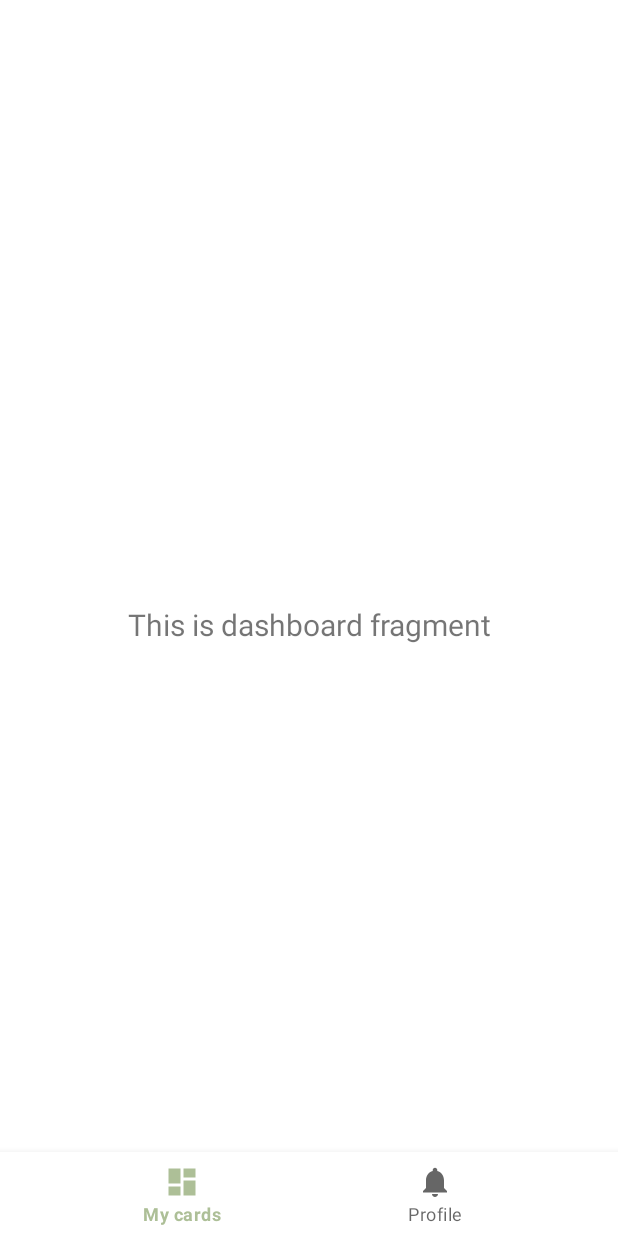
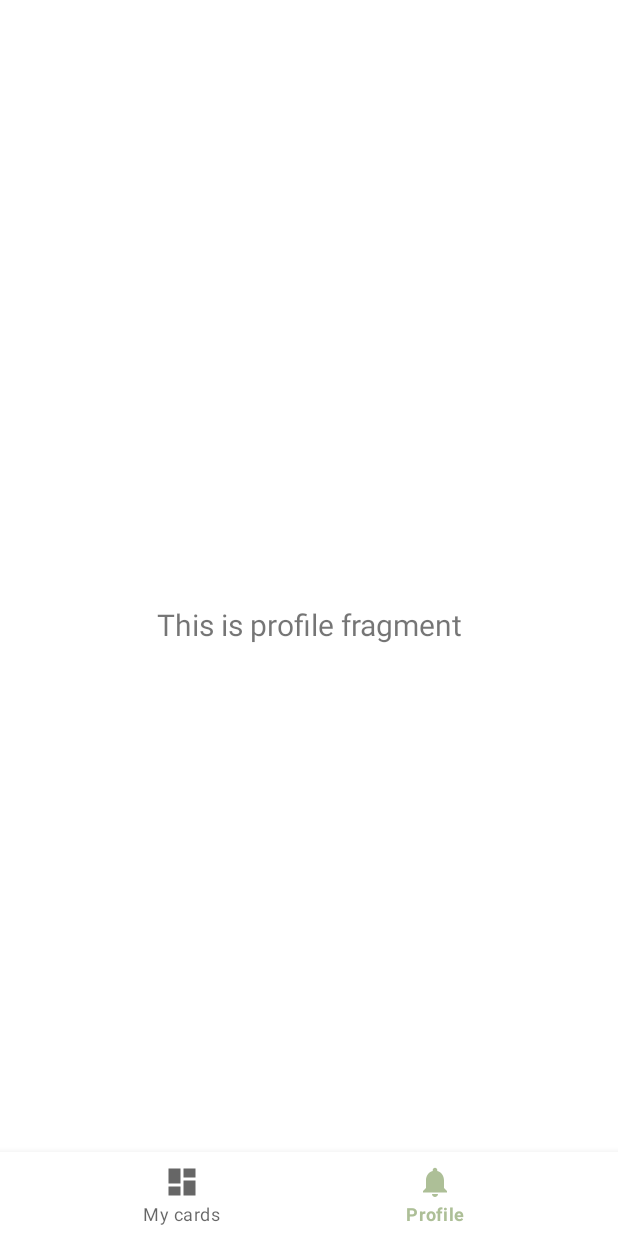
Before and after one commit to Mahkalix/Pokedex, an Android app: the screen it shows after launch (MainActivity), after a tap on "TAPE ICI POUR COMMENCER", on a phone screen of 412 x 824 dp. Run offline under Robolectric (Android 15) with nearby library versions, the phone set to English and light mode, and no system bars; our stand-ins replace navigation-ui.

Commit message:
navigation fonctionnelle

```diff
--- a/app/src/main/java/com/example/collectioncard/MainActivity.java
+++ b/app/src/main/java/com/example/collectioncard/MainActivity.java
@@ -1,50 +1,54 @@
 package com.example.collectioncard;
 
 import android.os.Bundle;
-import android.util.Log;
 import android.view.View;
 import android.view.ViewGroup;
 import androidx.appcompat.app.AppCompatActivity;
 import androidx.navigation.NavController;
 import androidx.navigation.Navigation;
+import androidx.navigation.ui.AppBarConfiguration;
+import androidx.navigation.ui.NavigationUI;
+
 import com.example.collectioncard.databinding.ActivityMainBinding;
 import com.google.android.material.bottomnavigation.BottomNavigationView;
 
 public class MainActivity extends AppCompatActivity {
 
-    private ActivityMainBinding binding;
-
     @Override
     protected void onCreate(Bundle savedInstanceState) {
         super.onCreate(savedInstanceState);
 
-        binding = ActivityMainBinding.inflate(getLayoutInflater());
+        // Utilisation de View Binding
+        ActivityMainBinding binding = ActivityMainBinding.inflate(getLayoutInflater());
         setContentView(binding.getRoot());
 
-
-
-        // Set the root view to match the parent
+        // Configurer les paramètres de mise en page pour correspondre au parent
         ViewGroup.LayoutParams params = binding.getRoot().getLayoutParams();
         params.height = ViewGroup.LayoutParams.MATCH_PARENT;
         params.width = ViewGroup.LayoutParams.MATCH_PARENT;
         binding.getRoot().setLayoutParams(params);
 
-        BottomNavigationView navView = findViewById(R.id.nav_view);
+        // Configurer le BottomNavigationView
+        BottomNavigationView navView = binding.navView;
 
+        // Définir les destinations de niveau supérieur (si nécessaire pour AppBarConfiguration)
+        AppBarConfiguration appBarConfiguration = new AppBarConfiguration.Builder(
+                R.id.navigation_home, R.id.navigation_dashboard, R.id.navigation_profile)
+                .build();
+
+        // Récupérer le NavController
         NavController navController = Navigation.findNavController(this, R.id.nav_host_fragment_activity_main);
+
+        // Lier le BottomNavigationView au NavController
+        NavigationUI.setupWithNavController(navView, navController);
+
+        // Cacher ou afficher la barre de navigation pour certaines destinations
         navController.addOnDestinationChangedListener((controller, destination, arguments) -> {
             if (destination.getId() == R.id.navigation_home) {
-                navView.setVisibility(View.GONE); // Hide the bottom navigation bar for HomeFragment
+                navView.setVisibility(View.GONE); // Cacher le BottomNavigationView pour HomeFragment
             } else {
-                navView.setVisibility(View.VISIBLE); // Show the bottom navigation bar for other fragments
+                navView.setVisibility(View.VISIBLE); // Montrer pour les autres fragments
             }
         });
-
-
-    }
-
-    public void showBottomNavigationView() {
-        BottomNavigationView navView = findViewById(R.id.nav_view);
-        navView.setVisibility(View.VISIBLE); // Show the bottom navigation bar
     }
 }
--- a/app/src/main/java/com/example/collectioncard/ui/home/HomeFragment.java
+++ b/app/src/main/java/com/example/collectioncard/ui/home/HomeFragment.java
@@ -32,8 +32,6 @@ public class HomeFragment extends Fragment {
         View root = binding.getRoot();
 
 
-
-
         // Set the root view to match the parent
         ViewGroup.LayoutParams params = root.getLayoutParams();
         params.height = ViewGroup.LayoutParams.MATCH_PARENT;
@@ -51,8 +49,10 @@ public class HomeFragment extends Fragment {
         Animation blinkAnimation = AnimationUtils.loadAnimation(getContext(), R.anim.blink);
         button.startAnimation(blinkAnimation);
 
-        button.setOnClickListener(v -> NavHostFragment.findNavController(HomeFragment.this)
-                .navigate(R.id.navigation_dashboard));
+    button.setOnClickListener(v -> {
+
+    NavHostFragment.findNavController(HomeFragment.this).navigate(R.id.navigation_profile);
+});
 
 
 
--- a/app/src/main/res/layout/activity_main.xml
+++ b/app/src/main/res/layout/activity_main.xml
@@ -30,6 +30,8 @@
         app:layout_constraintRight_toRightOf="parent"
         app:layout_constraintTop_toTopOf="parent"
         app:navGraph="@navigation/mobile_navigation"
-    />
+        android:elevation="8dp"
+
+        />
 
 </androidx.constraintlayout.widget.ConstraintLayout>
--- a/app/src/main/res/menu/bottom_nav_menu.xml
+++ b/app/src/main/res/menu/bottom_nav_menu.xml
@@ -1,5 +1,7 @@
 <?xml version="1.0" encoding="utf-8"?>
+
 <menu xmlns:android="http://schemas.android.com/apk/res/android">
+
 
         <item
             android:id="@+id/navigation_dashboard"
@@ -10,5 +12,4 @@
             android:id="@+id/navigation_profile"
             android:icon="@drawable/ic_notifications_black_24dp"
             android:title="@string/title_profile"/>
-
     </menu>
--- a/app/src/main/res/values-night/themes.xml
+++ b/app/src/main/res/values-night/themes.xml
@@ -1,6 +1,6 @@
 <resources xmlns:tools="http://schemas.android.com/tools">
     <!-- Base application theme. -->
-    <style name="Theme.CollectionCard" parent="Theme.MaterialComponents.DayNight.NoActionBar">
+    <style name="Theme.CollectionCard" parent="Theme.MaterialComponents.DayNight.DarkActionBar">
         <!-- Primary brand color. -->
         <item name="colorPrimary">@color/purple_200</item>
         <item name="colorPrimaryVariant">@color/purple_700</item>
--- a/app/src/main/res/values/strings.xml
+++ b/app/src/main/res/values/strings.xml
@@ -6,4 +6,5 @@
     <string name="image_text">Illustration de collection de cartes</string>
     <string name="button_home">Tape ici pour commencer</string>
     <string name="subtile_home">Explorez, collectionnez et organisez vos cartes préférées !</string>
+    str
 </resources>
--- a/app/src/main/res/values/themes.xml
+++ b/app/src/main/res/values/themes.xml
@@ -1,6 +1,6 @@
 <resources>
     <!-- Base application theme. -->
-    <style name="Theme.CollectionCard" parent="Theme.MaterialComponents.DayNight.NoActionBar">
+    <style name="Theme.CollectionCard" parent="Theme.MaterialComponents.DayNight.DarkActionBar">
         <!-- Primary brand color. -->
         <item name="colorPrimary">@color/purple_500</item>
         <item name="colorPrimaryVariant">@color/purple_700</item>
```
Also changed, not shown: app/src/main/res/drawable/ic_notifications_black_24dp.xml (+4 -4 lines), app/src/main/res/navigation/mobile_navigation.xml (+4 -4 lines). Lines whose indentation alone changed are shown as unchanged.
